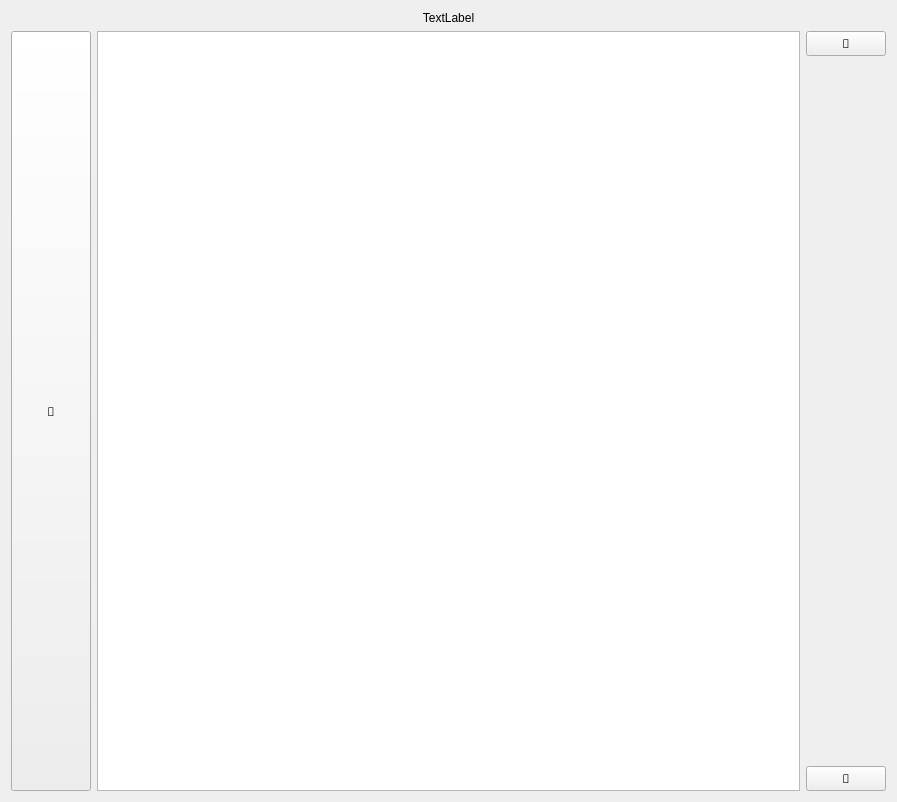
Old version of the form epyq/listmenuview.ui in the repository epcpower/st.
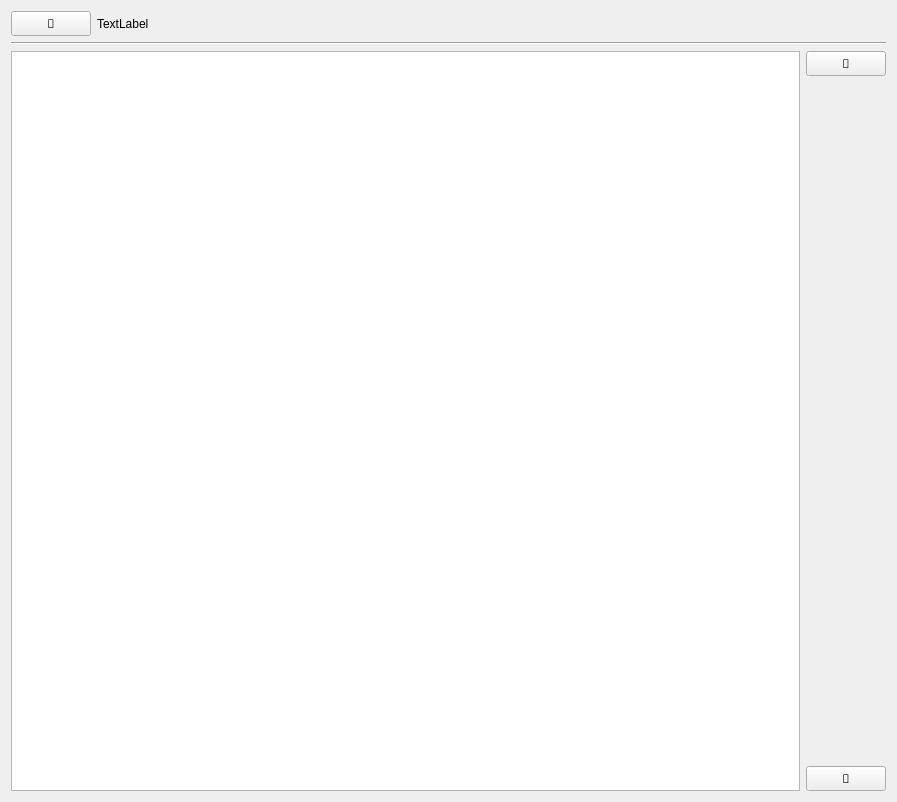
New version of the form.

The edit to the form file:
```diff
--- a/epyq/listmenuview.ui
+++ b/epyq/listmenuview.ui
@@ -15,17 +15,7 @@
   </property>
   <layout class="QVBoxLayout" name="verticalLayout_2">
    <item>
-    <widget class="QLabel" name="label">
-     <property name="text">
-      <string>TextLabel</string>
-     </property>
-     <property name="alignment">
-      <set>Qt::AlignCenter</set>
-     </property>
-    </widget>
-   </item>
-   <item>
-    <layout class="QHBoxLayout" name="horizontalLayout">
+    <layout class="QHBoxLayout" name="horizontalLayout_2">
      <item>
       <widget class="QPushButton" name="esc_button">
        <property name="sizePolicy">
@@ -44,6 +34,27 @@
        </property>
       </widget>
      </item>
+     <item>
+      <widget class="QLabel" name="label">
+       <property name="text">
+        <string>TextLabel</string>
+       </property>
+       <property name="alignment">
+        <set>Qt::AlignLeading|Qt::AlignLeft|Qt::AlignVCenter</set>
+       </property>
+      </widget>
+     </item>
+    </layout>
+   </item>
+   <item>
+    <widget class="Line" name="line">
+     <property name="orientation">
+      <enum>Qt::Horizontal</enum>
+     </property>
+    </widget>
+   </item>
+   <item>
+    <layout class="QHBoxLayout" name="horizontalLayout">
      <item>
       <widget class="QListView" name="list_view">
        <property name="verticalScrollBarPolicy">
```
